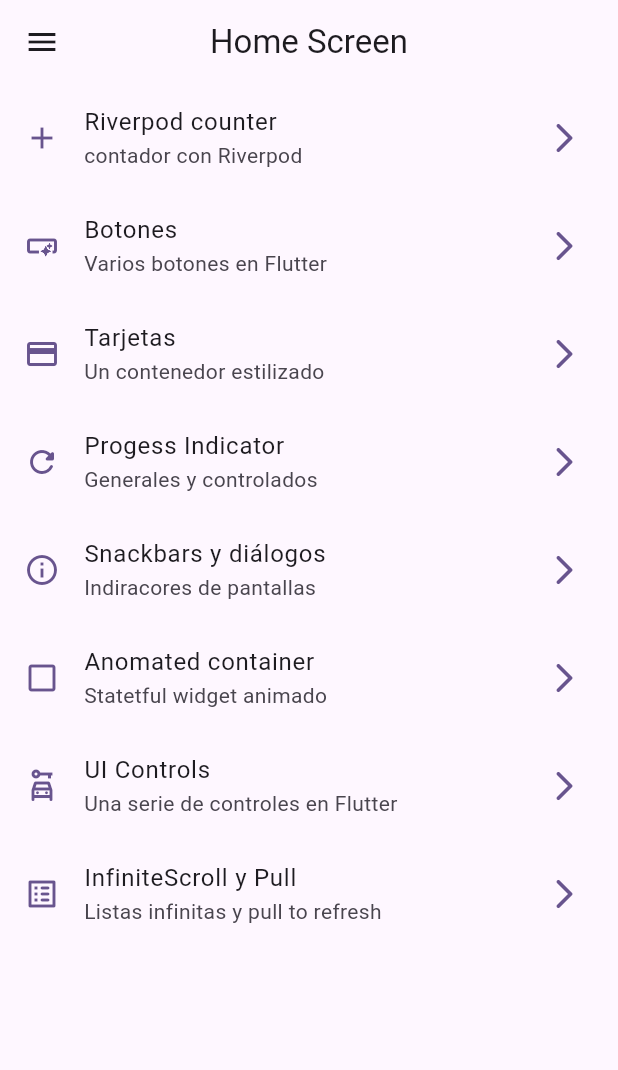
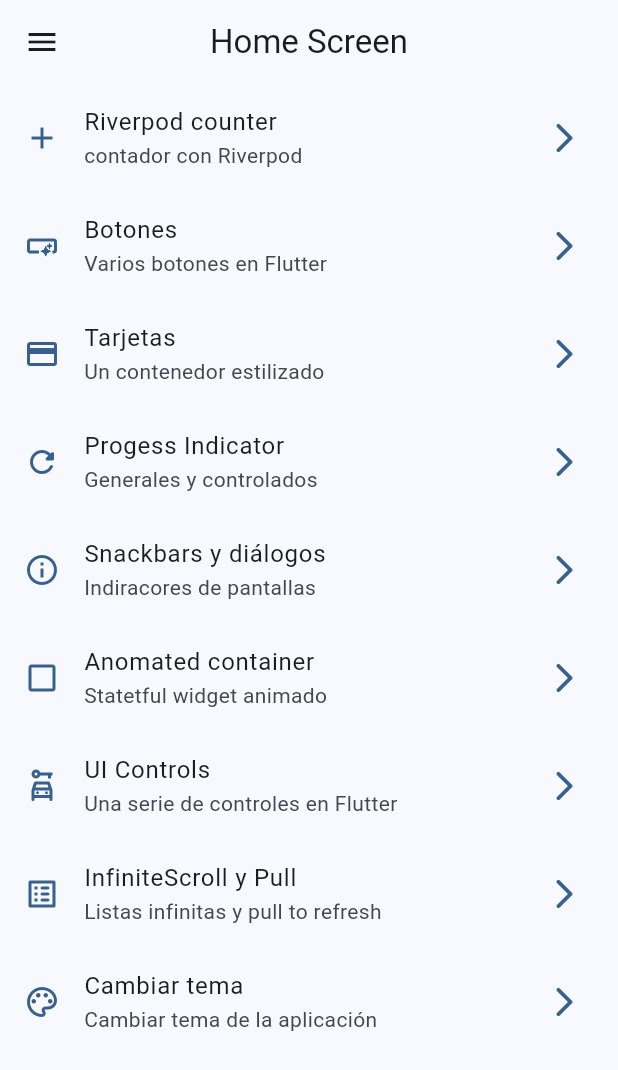
Before and after one commit to FerProx90/flutter-widget_app, a Flutter app: the screen it shows after launch, on a phone screen of 412 x 824 dp. Shown: the top 1070 px of the screen. Run offline on Flutter 3.47's test engine with Material 3 defaults, Android fonts, the phone set to English and light mode, and no system bars; our stand-ins replace animate_do, flutter_riverpod, go_router.

Commit message:
modo dark y cambio de temas

```diff
--- a/lib/config/menu/menu_items.dart
+++ b/lib/config/menu/menu_items.dart
@@ -63,4 +63,10 @@ const appMenuItems = <MenuItem>[
     link: '/infinite',
     icon: Icons.list_alt_rounded,
   ),
+  MenuItem(
+    title: 'Cambiar tema',
+    subTitle: 'Cambiar tema de la aplicación',
+    link: '/theme-changer',
+    icon: Icons.color_lens_outlined,
+  ),
 ];
--- a/lib/config/router/app_router.dart
+++ b/lib/config/router/app_router.dart
@@ -54,5 +54,10 @@ final appRouter = GoRouter(
       name: InfiniteScrollScreen.name,
       builder: (context, state) => const InfiniteScrollScreen(),
     ),
+    GoRoute(
+      path: '/theme-changer',
+      name: ThemeChangerScreen.name,
+      builder: (context, state) => const ThemeChangerScreen(),
+    ),
   ],
 );
--- a/lib/config/theme/app_theme.dart
+++ b/lib/config/theme/app_theme.dart
@@ -14,8 +14,9 @@ const List<Color> colorList = [
 
 class AppTheme {
   final int selectedColor;
+  final bool isDarkMode;
 
-  AppTheme({this.selectedColor = 0})
+  AppTheme({this.selectedColor = 0, this.isDarkMode = false})
     : assert(selectedColor >= 0, 'Selected color must be greater than 0'),
       assert(
         selectedColor < colorList.length,
@@ -24,6 +25,7 @@ class AppTheme {
 
   ThemeData getTheme() => ThemeData(
     colorSchemeSeed: colorList[selectedColor],
+    brightness: isDarkMode ? Brightness.dark : Brightness.light,
     appBarTheme: const AppBarTheme(centerTitle: true),
   );
 }
--- a/lib/main.dart
+++ b/lib/main.dart
@@ -2,21 +2,25 @@ import 'package:flutter/material.dart';
 import 'package:flutter_riverpod/flutter_riverpod.dart';
 import 'package:widget_app/config/router/app_router.dart';
 import 'package:widget_app/config/theme/app_theme.dart';
+import 'package:widget_app/presentation/providers/theme.provider.dart';
 
 void main() {
   runApp(const ProviderScope(child: MainApp()));
 }
 
-class MainApp extends StatelessWidget {
+class MainApp extends ConsumerWidget {
   const MainApp({super.key});
 
   @override
-  Widget build(BuildContext context) {
+  Widget build(BuildContext context, WidgetRef ref) {
+    final int selectedColor = ref.watch(selectedColorProvider);
+    final bool isDarkMode = ref.watch(isDarkModeProvider);
+
     return MaterialApp.router(
       title: 'Fer App',
       routerConfig: appRouter,
       debugShowCheckedModeBanner: false,
-      theme: AppTheme(selectedColor: 5).getTheme(),
+      theme: AppTheme(selectedColor: selectedColor, isDarkMode: isDarkMode).getTheme(),
     );
   }
 }
--- a/lib/presentation/providers/theme.provider.dart
+++ b/lib/presentation/providers/theme.provider.dart
@@ -1,3 +1,9 @@
 import 'package:flutter_riverpod/flutter_riverpod.dart';
+import 'package:widget_app/config/theme/app_theme.dart';
 
 final isDarkModeProvider = StateProvider<bool>((ref) => false);
+
+// Listado de colores inmutables
+final colorListProviders = Provider((ref) => colorList);
+
+final selectedColorProvider = StateProvider((ref) => 0,);
--- a/lib/presentation/screens/screens.dart
+++ b/lib/presentation/screens/screens.dart
@@ -7,4 +7,5 @@ export 'package:widget_app/presentation/screens/home/home_screen.dart';
 export 'package:widget_app/presentation/screens/infinite_scroll/infinite_scroll_screen.dart';
 export 'package:widget_app/presentation/screens/progress/progress_screen.dart';
 export 'package:widget_app/presentation/screens/snackbar/snackbar_screen.dart';
+export 'package:widget_app/presentation/screens/theme_changer/theme_changer_screen.dart';
 export 'package:widget_app/presentation/screens/ui_controls/ui_controls_screen.dart';
```
Also changed, not shown: lib/presentation/screens/theme_changer/theme_changer_screen.dart (added, +61 -0 lines).
